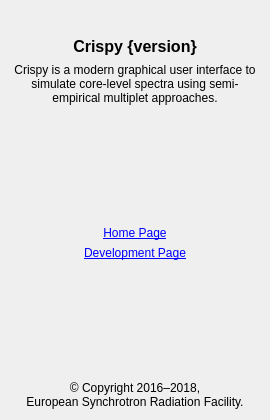
Old version of the form crispy/resources/gui/uis/about.ui in the repository mretegan/crispy.
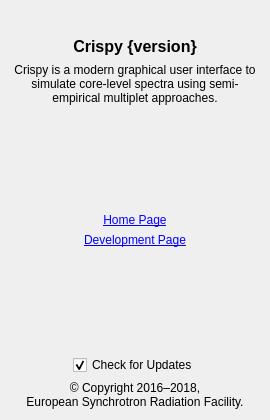
New version of the form. Icons and pictures are not drawn.

What changed in the file:
```diff
--- a/crispy/resources/gui/uis/about.ui
+++ b/crispy/resources/gui/uis/about.ui
@@ -226,6 +226,46 @@
      </property>
     </spacer>
    </item>
+   <item>
+    <layout class="QHBoxLayout" name="updateHorizontalLayout">
+     <item>
+      <spacer name="updateLeftSpacer">
+       <property name="orientation">
+        <enum>Qt::Horizontal</enum>
+       </property>
+       <property name="sizeHint" stdset="0">
+        <size>
+         <width>40</width>
+         <height>20</height>
+        </size>
+       </property>
+      </spacer>
+     </item>
+     <item>
+      <widget class="QCheckBox" name="updateCheckBox">
+       <property name="text">
+        <string>Check for Updates</string>
+       </property>
+       <property name="checked">
+        <bool>true</bool>
+       </property>
+      </widget>
+     </item>
+     <item>
+      <spacer name="updateRightSpacer">
+       <property name="orientation">
+        <enum>Qt::Horizontal</enum>
+       </property>
+       <property name="sizeHint" stdset="0">
+        <size>
+         <width>40</width>
+         <height>20</height>
+        </size>
+       </property>
+      </spacer>
+     </item>
+    </layout>
+   </item>
    <item>
     <widget class="QLabel" name="copyrightLabel">
      <property name="styleSheet">
```
Left out of the diff: 3 changed lines with no effect on the pictures.
